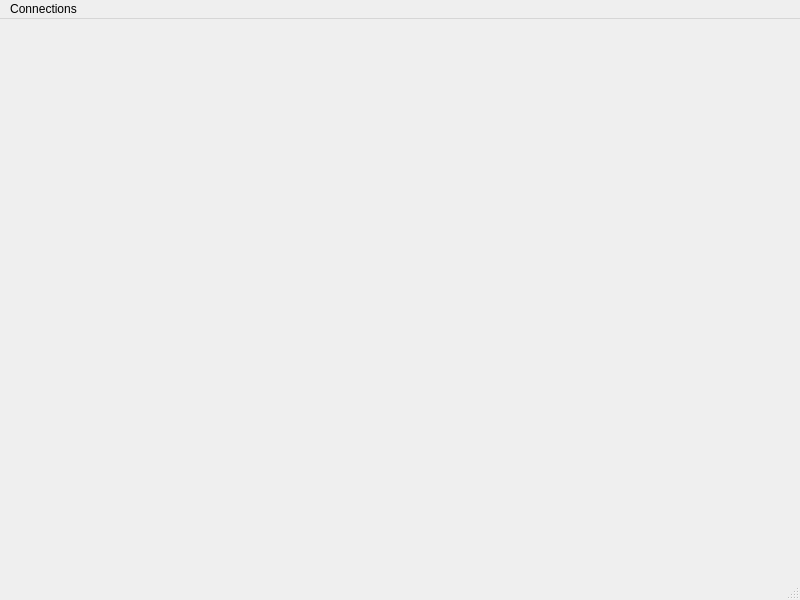
This is DataVisualizer/mainwindow.ui in DamianPodrazaCode/DataVisualizer as Qt 5 draws it before an edit. The edited form follows.
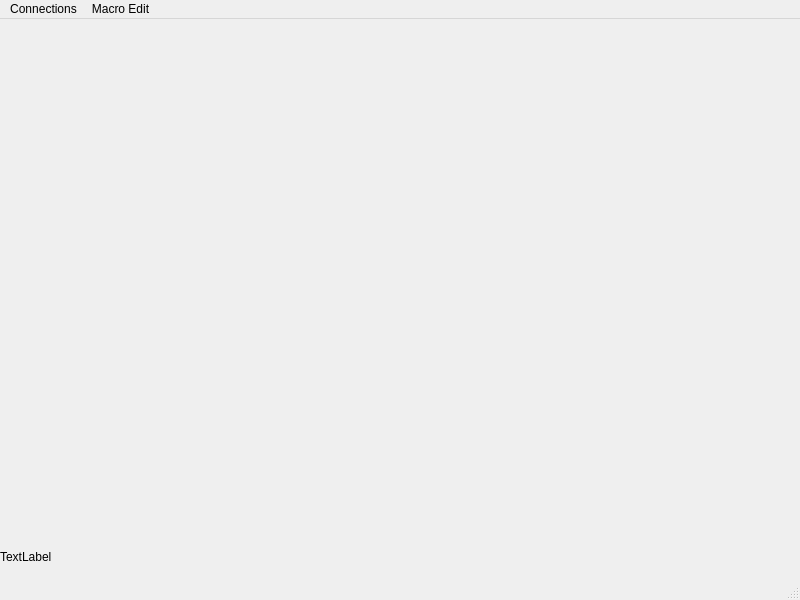
This is the edited form.

The edit to the form file:
```diff
--- a/DataVisualizer/mainwindow.ui
+++ b/DataVisualizer/mainwindow.ui
@@ -13,7 +13,21 @@
   <property name="windowTitle">
    <string>MainWindow</string>
   </property>
-  <widget class="QWidget" name="centralwidget"/>
+  <widget class="QWidget" name="centralwidget">
+   <widget class="QLabel" name="lDebug">
+    <property name="geometry">
+     <rect>
+      <x>0</x>
+      <y>530</y>
+      <width>791</width>
+      <height>16</height>
+     </rect>
+    </property>
+    <property name="text">
+     <string>TextLabel</string>
+    </property>
+   </widget>
+  </widget>
   <widget class="QMenuBar" name="menubar">
    <property name="geometry">
     <rect>
@@ -36,7 +50,15 @@
     <addaction name="actionExit"/>
     <addaction name="separator"/>
    </widget>
+   <widget class="QMenu" name="menuMacro">
+    <property name="title">
+     <string>Macro Edit</string>
+    </property>
+    <addaction name="actionMacro1"/>
+    <addaction name="actionMacro2"/>
+   </widget>
    <addaction name="menuNew_connect"/>
+   <addaction name="menuMacro"/>
   </widget>
   <widget class="QStatusBar" name="statusbar"/>
   <action name="actionSerial">
```
Left out of the diff: 10 changed lines with no effect on the pictures.
